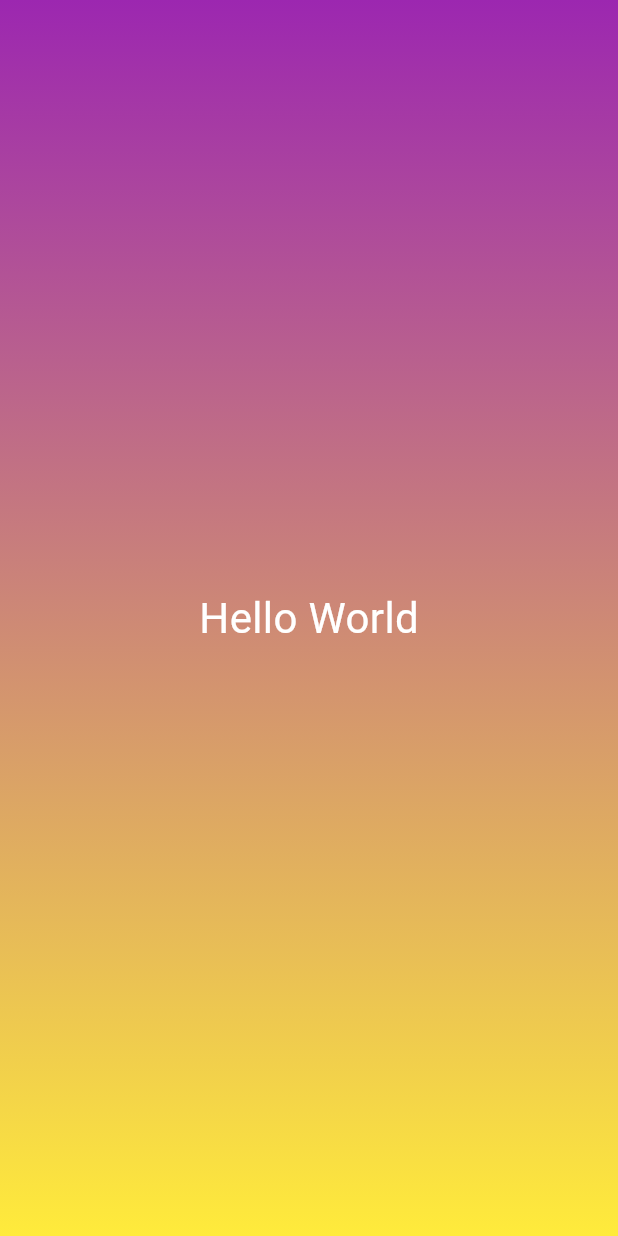
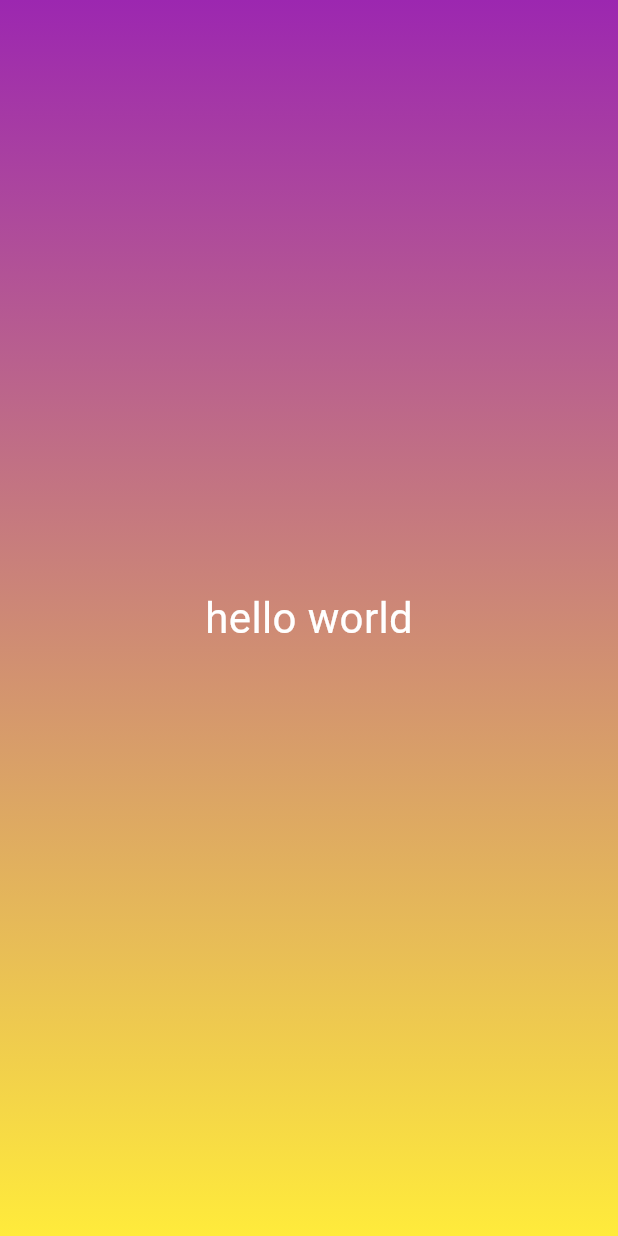
Before and after one commit to snehakp2000/first_app, a Flutter app: the screen it shows after launch, on a phone screen of 412 x 824 dp. Run offline on Flutter 3.47's test engine with Material 3 defaults, Android fonts, the phone set to English and light mode, and no system bars.

Commit message:
more fomatting to the file structure

```diff
--- a/lib/gradient_container.dart
+++ b/lib/gradient_container.dart
@@ -1,24 +1,21 @@
+import 'package:first_app/styled_text.dart';
 import 'package:flutter/material.dart';
 
 class GradientContainer extends StatelessWidget {
-  const GradientContainer({super.key});
-
+  const GradientContainer(this.colors1, this.colors2, {super.key});
+  final Color colors1;
+  final Color colors2;
   @override
   Widget build(context) {
     return Container(
       decoration: BoxDecoration(
         gradient: LinearGradient(
-          colors: [Colors.purple, Colors.yellow],
+          colors: [colors1,colors2],
           begin: Alignment.topRight,
           end: Alignment.bottomRight,
         ),
       ),
-      child: const Center(
-        child: Text(
-          "Hello World",
-          style: TextStyle(color: Colors.white, fontSize: 28),
-        ),
-      ),
+      child: const Center(child: StyledText("hello world")),
     );
   }
 }
--- a/lib/main.dart
+++ b/lib/main.dart
@@ -2,5 +2,9 @@ import 'package:first_app/gradient_container.dart';
 import 'package:flutter/material.dart';
 
 void main() {
-  runApp(MaterialApp(home: Scaffold(body: GradientContainer())));
+  runApp(
+    MaterialApp(
+      home: Scaffold(body: GradientContainer(Colors.purple, Colors.yellow)),
+    ),
+  );
 }
--- /dev/null
+++ b/lib/styled_text.dart
@@ -0,0 +1,10 @@
+import 'package:flutter/material.dart';
+
+class StyledText extends StatelessWidget {
+  const StyledText(this.text, {super.key});
+  final String text;
+  @override
+  Widget build(BuildContext context) {
+    return Text(text, style: TextStyle(color: Colors.white, fontSize: 28));
+  }
+}
```
Also changed, not shown: pubspec.yaml (+9 -3 lines), assets/images/dice-1.png (added), assets/images/dice-2.png (added), assets/images/dice-3.png (added), assets/images/dice-4.png (added), assets/images/dice-5.png (added), assets/images/dice-6.png (added).
